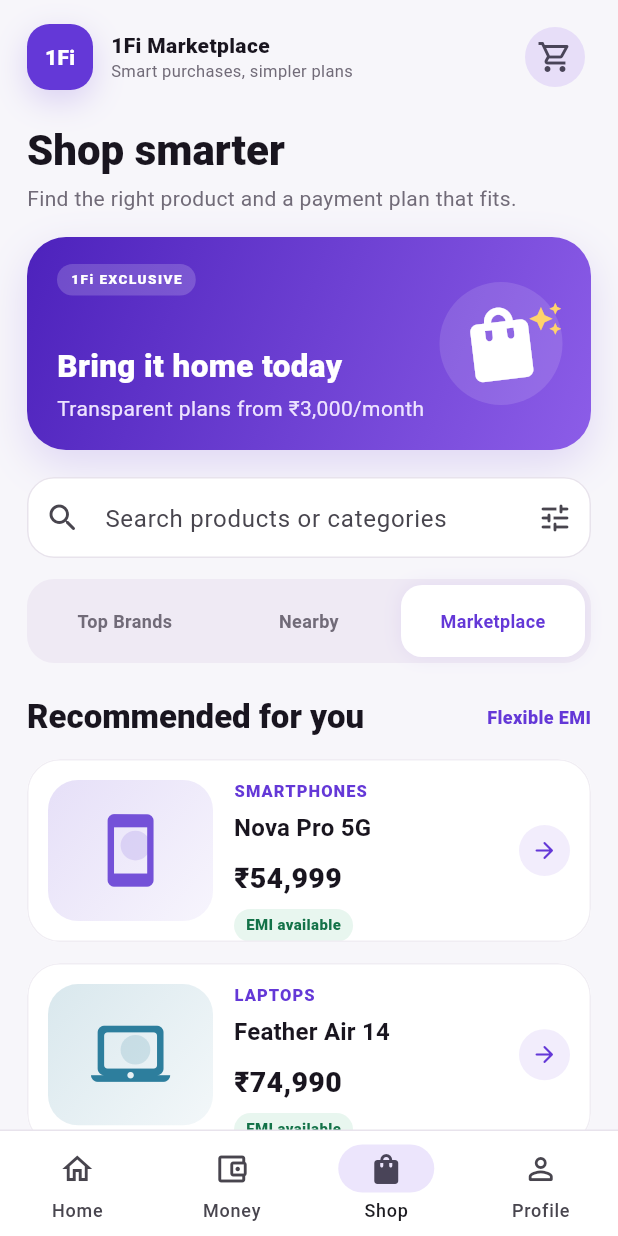
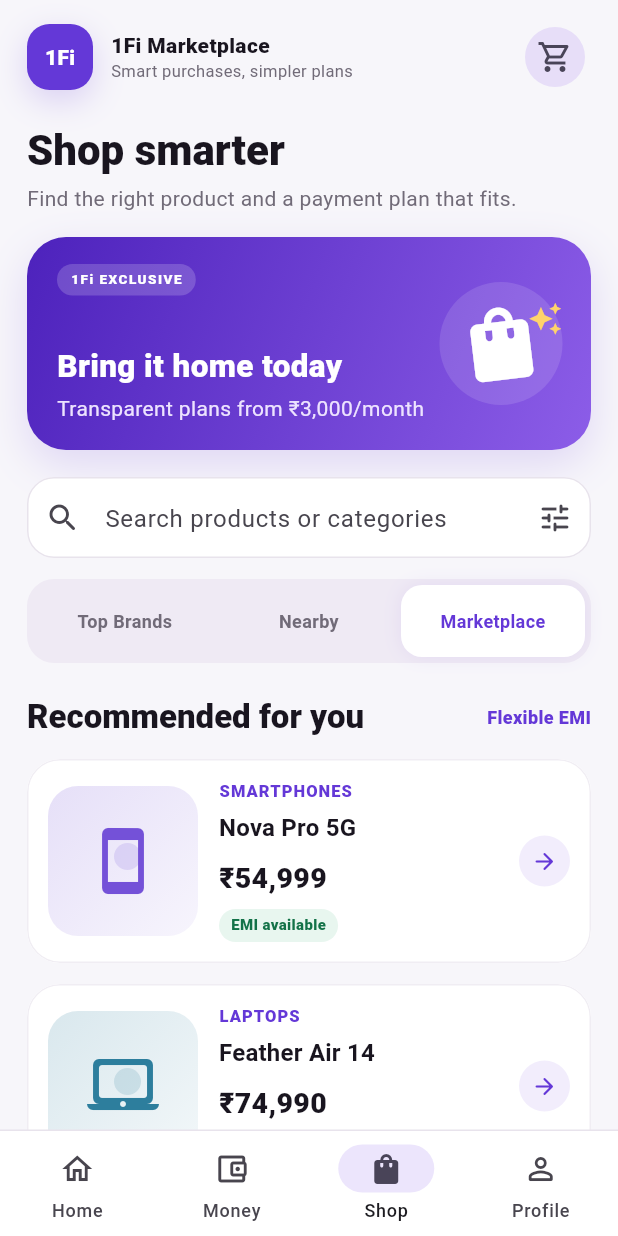
Before and after one commit to Brahma-Agni/1fi-assessment, a Flutter app: the screen it shows after launch, after a tap on "Shop", on a phone screen of 412 x 824 dp. Run offline on Flutter 3.47's test engine with Material 3 defaults, Android fonts, the phone set to English and light mode, and no system bars.

Commit message:
fix mobile marketplace card overflow

```diff
--- a/lib/main.dart
+++ b/lib/main.dart
@@ -542,15 +542,7 @@ class _MarketplaceCatalogState extends State<MarketplaceCatalog> {
         sliver: SliverLayoutBuilder(
           builder: (context, constraints) {
             final columns = constraints.crossAxisExtent < 540 ? 1 : 2;
-            return SliverGrid(
-              gridDelegate: SliverGridDelegateWithFixedCrossAxisCount(
-                crossAxisCount: columns,
-                mainAxisSpacing: 14,
-                crossAxisSpacing: 14,
-                childAspectRatio: columns == 1 ? 3.08 : 1.18,
-              ),
-              delegate: SliverChildBuilderDelegate(
-                (context, index) => ProductCard(
+            Widget buildCard(BuildContext context, int index) => ProductCard(
               product: products[index],
               onTap: () => Navigator.of(context).push(
                 MaterialPageRoute<void>(
@@ -561,7 +553,28 @@ class _MarketplaceCatalogState extends State<MarketplaceCatalog> {
                   ),
                 ),
               ),
+            );
+
+            if (columns == 1) {
+              return SliverList(
+                delegate: SliverChildBuilderDelegate(
+                  (context, index) => index.isOdd
+                      ? const SizedBox(height: 14)
+                      : buildCard(context, index ~/ 2),
+                  childCount: products.length * 2 - 1,
                 ),
+              );
+            }
+
+            return SliverGrid(
+              gridDelegate: const SliverGridDelegateWithFixedCrossAxisCount(
+                crossAxisCount: 2,
+                mainAxisSpacing: 14,
+                crossAxisSpacing: 14,
+                mainAxisExtent: 180,
+              ),
+              delegate: SliverChildBuilderDelegate(
+                buildCard,
                 childCount: products.length,
               ),
             );
@@ -593,7 +606,7 @@ class ProductCard extends StatelessWidget {
           padding: const EdgeInsets.all(14),
           child: Row(
             children: [
-              ProductArt(product: product, size: 110),
+              ProductArt(product: product, size: 100),
               const SizedBox(width: 14),
               Expanded(
                 child: Column(
```
Also changed, not shown: 1 other file. Lines whose indentation alone changed are shown as unchanged.
